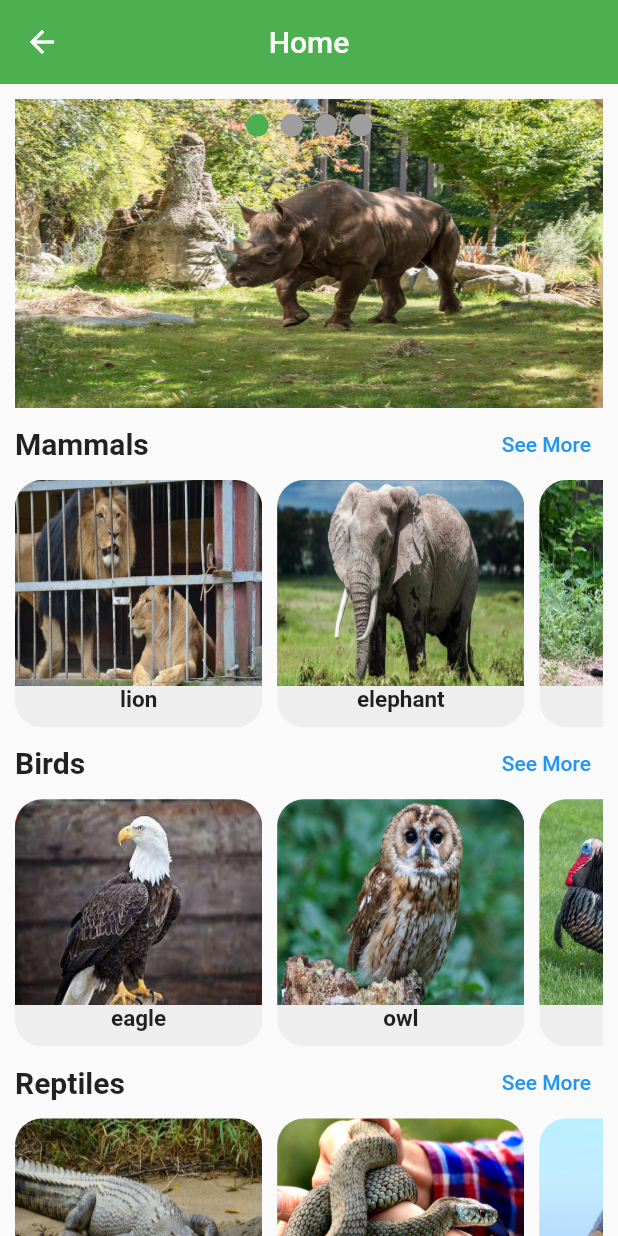
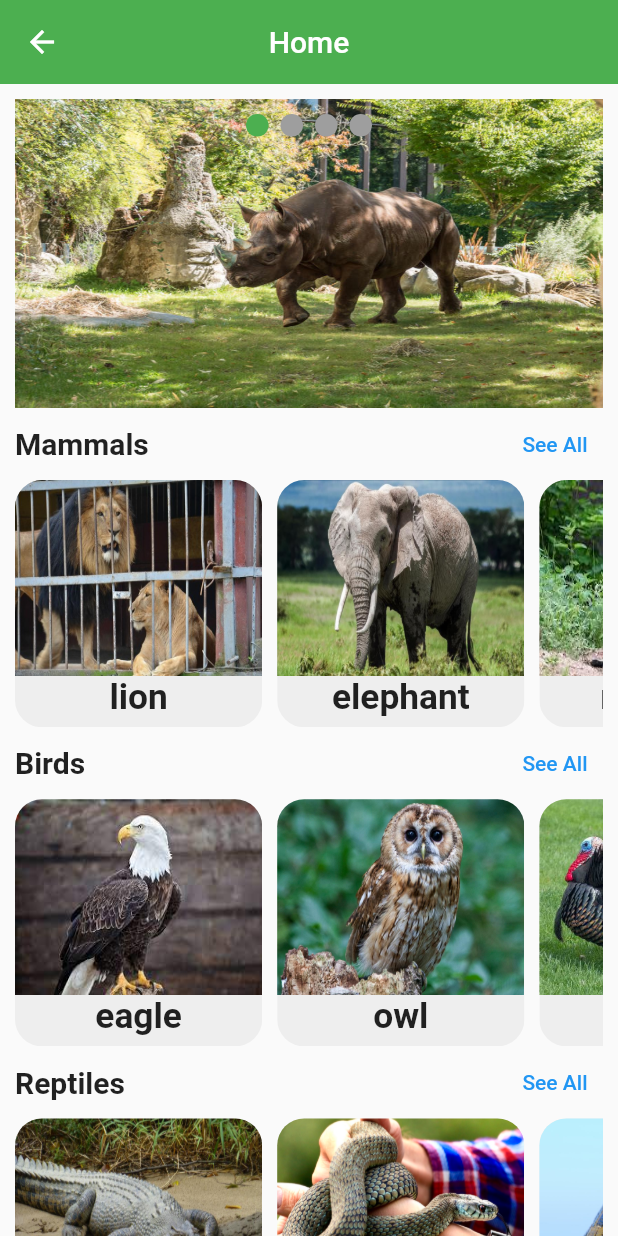
Before and after one commit to Majeed-Omer/Zoo, a Flutter app: the Home screen opened directly, on a phone screen of 412 x 824 dp. Run offline on Flutter 3.47's test engine with Material 2 defaults, Android fonts, the phone set to English and light mode, and no system bars; drawn by our look-alikes of carousel_slider, smooth_page_indicator; our stand-ins replace firebase_core, flutter_screenutil, font_awesome_flutter, google_sign_in, native_notify, shared_preferences; missing offline and left inert: fluid_bottom_nav_bar, flutter_facebook_auth; accounts and stored records are empty; network calls fail.

Commit message:
first commit1

```diff
--- a/flutter_app/lib/Screens/home_screen.dart
+++ b/flutter_app/lib/Screens/home_screen.dart
@@ -41,11 +41,11 @@ class _HomeState extends State<Home> {
               p,
               fit: BoxFit.fill,
               width: w / 2.5,
-              height: h / 6,
+              height: h / 6.3,
             ),
             Text(
               n,
-              style: TextStyle(fontSize: 15, fontWeight: FontWeight.bold),
+              style: TextStyle(fontSize: h/35, fontWeight: FontWeight.bold),
             ),
           ]),
         ),
@@ -85,8 +85,8 @@ class _HomeState extends State<Home> {
         centerTitle: true,
         elevation: 0.0,
       ),
-      body: SingleChildScrollView(
-        child: Padding(
+      body: ListView(
+        children:[ Padding(
           padding: const EdgeInsets.symmetric(horizontal: 10, vertical: 10),
           child: Column(
             children: [
@@ -117,7 +117,7 @@ class _HomeState extends State<Home> {
                     "Mammals",
                     style: TextStyle(fontWeight: FontWeight.bold, fontSize: 20),
                   ),
-                  TextButton(onPressed: () {}, child: Text("See More")),
+                  TextButton(onPressed: () {}, child: Text("See All")),
                 ],
               ),
               SizedBox(
@@ -160,7 +160,7 @@ class _HomeState extends State<Home> {
                     "Birds",
                     style: TextStyle(fontWeight: FontWeight.bold, fontSize: 20),
                   ),
-                  TextButton(onPressed: () {}, child: Text("See More")),
+                  TextButton(onPressed: () {}, child: Text("See All")),
                 ],
               ),
               SizedBox(
@@ -204,7 +204,7 @@ class _HomeState extends State<Home> {
                     "Reptiles",
                     style: TextStyle(fontWeight: FontWeight.bold, fontSize: 20),
                   ),
-                  TextButton(onPressed: () {}, child: Text("See More")),
+                  TextButton(onPressed: () {}, child: Text("See All")),
                 ],
               ),
               SizedBox(
@@ -237,10 +237,10 @@ class _HomeState extends State<Home> {
 
                   ],
                 ),
-              )
+              ),
             ],
           ),
-        ),
+        ),]
       ),
     );
   }
--- a/flutter_app/lib/Screens/register_screen.dart
+++ b/flutter_app/lib/Screens/register_screen.dart
@@ -63,6 +63,7 @@ class _RegisterScreenState extends State<RegisterScreen> {
     final f = MediaQuery.of(context).textScaleFactor;
 
     googleLogin() async {
+      print("mom");
       GoogleSignIn _googleSignIn = GoogleSignIn();
       try {
         var user = await _googleSignIn.signIn();
@@ -189,7 +190,7 @@ class _RegisterScreenState extends State<RegisterScreen> {
                     InkWell(
                       child: Image.asset('assets/google_image.png',
                           width: w / 10, height: h / 10),
-                      onTap: googleLogin,
+                      onTap: (){googleLogin();},
                     ),
                     InkWell(
                       child: Image.asset('assets/Instagram_image.jpg',
--- a/flutter_app/lib/main.dart
+++ b/flutter_app/lib/main.dart
@@ -18,7 +18,7 @@ Future<void> main() async {
   NativeNotify.initialize(
       1220,
       '1Exwx7C8rNyFewTJYYbx06',
-      'AAAADvD_G9Y:APA91bHT0SJ8_dDFgSX_3VpTxmSkfLXLLPKIFOuPn6nyOsZArSiqKj4GCwbDocN1y9X_3vtrHrbjGC4x2Ncr5fxDiO_K0kpy8f9xY1zZ0WnauuqkdGVvKB_GkOt61xGAJWbDAD-8BDZ6',
+      'AAAAhkJ5fis:APA91bGX0HCJIcUMYI_LlWtw0CcXR1WgX3Vt-C1SgUdED0XowQYhlP6Ki92mgwiRL_g6KV-Olg3-cDTw0r-cfHY9AmtReSifN0q1hEHYjIJPyP3SrvExsNU-V0aLpprrmpkkiRwyBGB1',
       null);
   SharedPreferences preferences = await SharedPreferences.getInstance();
   var status = preferences.getBool("isLoggedIn") ?? false;
--- a/flutter_app/pubspec.yaml
+++ b/flutter_app/pubspec.yaml
@@ -38,6 +38,8 @@ dependencies:
   smooth_page_indicator: ^1.0.0+2
   carousel_slider: ^4.1.1
   google_sign_in: ^5.4.1
+  url_launcher: ^6.1.5
+  font_awesome_flutter: ^10.1.0
 
 dev_dependencies:
   flutter_test:
```
Also changed, not shown: flutter_app/lib/Screens/account_screen.dart (+84 -9 lines), flutter_app/pubspec.lock, 5 other files.
